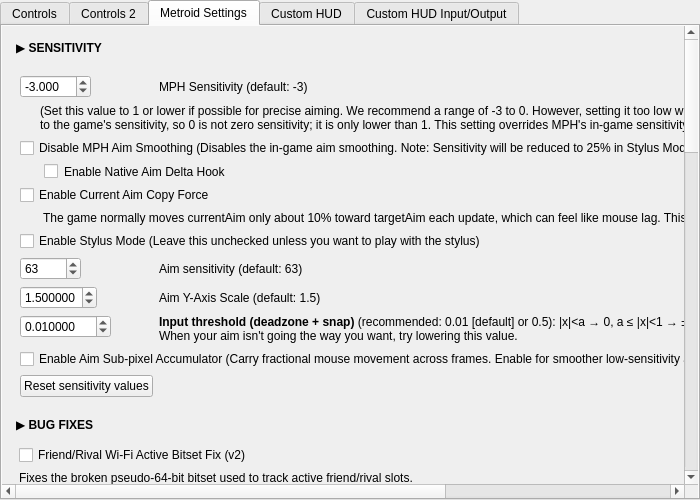
melonDS-emu/melonDS, file src/frontend/qt_sdl/InputConfig/MelonPrimeInputConfig.ui: the form before one commit.
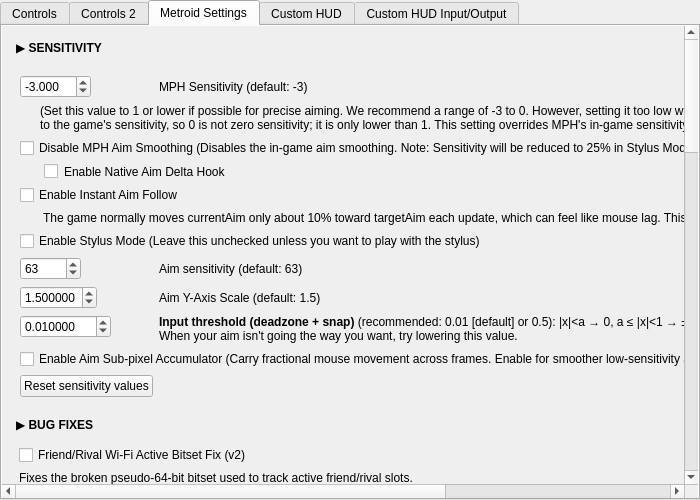
The form after the commit. The open tabs and pages were chosen to show the change.

The edit to the form file:
```diff
--- a/src/frontend/qt_sdl/InputConfig/MelonPrimeInputConfig.ui
+++ b/src/frontend/qt_sdl/InputConfig/MelonPrimeInputConfig.ui
@@ -121,8 +121,8 @@
 											</widget>
 										</item>
 										<item row="4" column="0" colspan="2">
-											<widget class="QCheckBox" name="cbMetroidEnableCurrentAimCopyForce">
-												<property name="text"><string>Enable Current Aim Copy Force</string></property>
+											<widget class="QCheckBox" name="cbMetroidEnableInstantAimFollow">
+												<property name="text"><string>Enable Instant Aim Follow</string></property>
 											</widget>
 										</item>
 										<item row="5" column="0" colspan="2">
```
Left out of the diff: 4 changed lines with no effect on the pictures.
